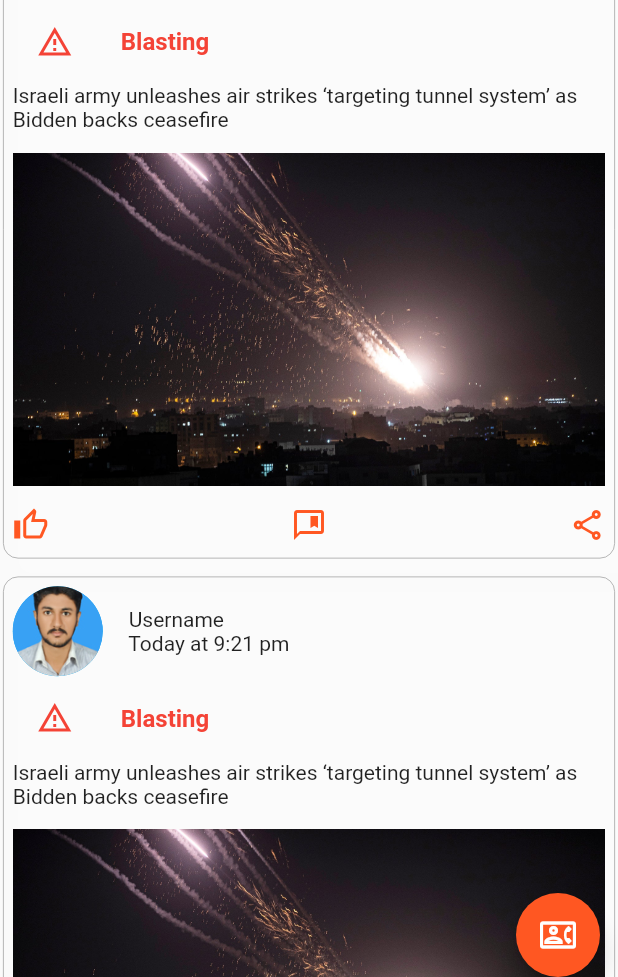
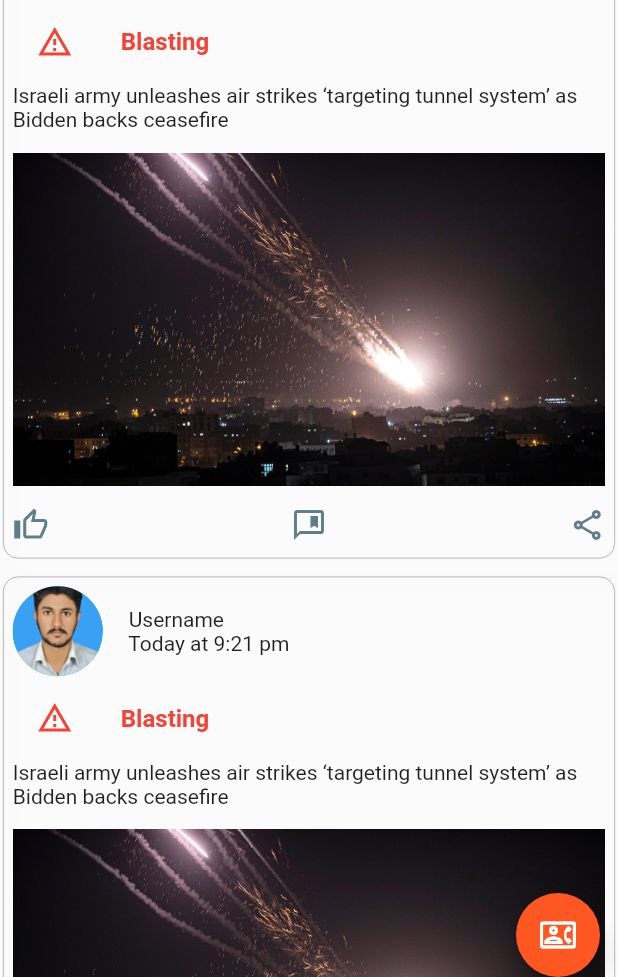
Before and after one commit to itsumernustian/crime_alert, a Flutter app: the screen it shows after launch, on a phone screen of 412 x 824 dp, the part 259-1236 px from its top. Run offline on Flutter 3.47's test engine with Material 2 defaults, Android fonts, the phone set to English and light mode, and no system bars.

Commit message:
Color scheme changed

```diff
--- a/lib/homepage.dart
+++ b/lib/homepage.dart
@@ -197,9 +197,9 @@ class _HomeState extends State<Home>
               Row(
                 mainAxisAlignment: MainAxisAlignment.spaceBetween,
                 children: <Widget>[
-                  Icon(Icons.thumb_up_alt_outlined , color: Colors.deepOrange,),
-                  Icon(Icons.comment_bank_outlined,color: Colors.deepOrange,),
-                  Icon(Icons.share_outlined,color: Colors.deepOrange,),
+                  Icon(Icons.thumb_up_alt_outlined , color: Colors.blueGrey,),
+                  Icon(Icons.comment_bank_outlined,color: Colors.blueGrey,),
+                  Icon(Icons.share_outlined,color: Colors.blueGrey,),
                 ],
               ),
 
```
